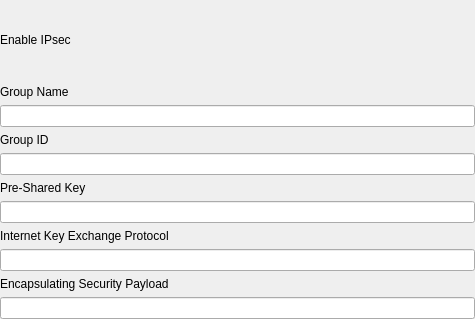
Above: plugins/network/src/plugin/setting-widget/vpn/vpn-ipsec.ui from openeuler-mirror/kiran-control-panel before the change. Below: the same form after it.
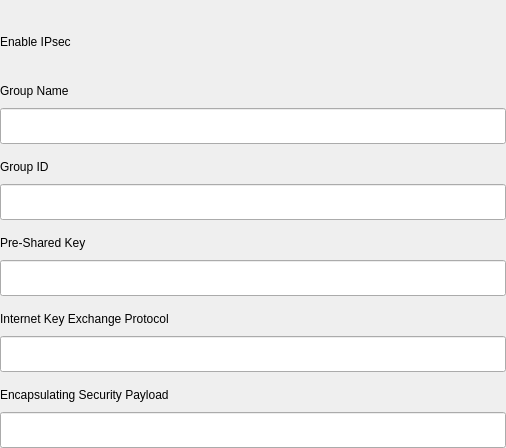
That is the form after the change.

```diff
--- a/plugins/network/src/plugin/setting-widget/vpn/vpn-ipsec.ui
+++ b/plugins/network/src/plugin/setting-widget/vpn/vpn-ipsec.ui
@@ -6,19 +6,28 @@
    <rect>
     <x>0</x>
     <y>0</y>
-    <width>475</width>
-    <height>319</height>
+    <width>506</width>
+    <height>448</height>
    </rect>
   </property>
+  <property name="sizePolicy">
+   <sizepolicy hsizetype="Preferred" vsizetype="Preferred">
+    <horstretch>0</horstretch>
+    <verstretch>0</verstretch>
+   </sizepolicy>
+  </property>
   <property name="windowTitle">
    <string>VpnIPsec</string>
   </property>
-  <layout class="QVBoxLayout" name="verticalScrollAreaWidgetContentsLayout">
+  <layout class="QVBoxLayout" name="verticalLayout_7">
+   <property name="spacing">
+    <number>8</number>
+   </property>
    <property name="leftMargin">
     <number>0</number>
    </property>
    <property name="topMargin">
-    <number>0</number>
+    <number>8</number>
    </property>
    <property name="rightMargin">
     <number>0</number>
@@ -52,7 +61,10 @@
    </item>
    <item>
     <widget class="QWidget" name="IPsecWidget" native="true">
-     <layout class="QVBoxLayout" name="m_verticalDeviceWidgetLayout">
+     <layout class="QVBoxLayout" name="verticalLayout_6">
+      <property name="spacing">
+       <number>16</number>
+      </property>
       <property name="leftMargin">
        <number>0</number>
       </property>
@@ -64,6 +76,11 @@
       </property>
       <property name="bottomMargin">
        <number>0</number>
+      </property>
+      <item>
+       <layout class="QVBoxLayout" name="verticalLayout">
+        <property name="spacing">
+         <number>10</number>
       </property>
       <item>
        <widget class="QLabel" name="label_2">
@@ -73,8 +90,28 @@
        </widget>
       </item>
       <item>
-       <widget class="QLineEdit" name="groupName"/>
-      </item>
+         <widget class="QLineEdit" name="groupName">
+          <property name="minimumSize">
+           <size>
+            <width>0</width>
+            <height>36</height>
+           </size>
+          </property>
+          <property name="maximumSize">
+           <size>
+            <width>16777215</width>
+            <height>36</height>
+           </size>
+          </property>
+         </widget>
+        </item>
+       </layout>
+      </item>
+      <item>
+       <layout class="QVBoxLayout" name="verticalLayout_2">
+        <property name="spacing">
+         <number>10</number>
+        </property>
       <item>
        <widget class="QLabel" name="label_3">
         <property name="text">
@@ -83,8 +120,28 @@
        </widget>
       </item>
       <item>
-       <widget class="QLineEdit" name="groupId"/>
-      </item>
+         <widget class="QLineEdit" name="groupId">
+          <property name="minimumSize">
+           <size>
+            <width>0</width>
+            <height>36</height>
+           </size>
+          </property>
+          <property name="maximumSize">
+           <size>
+            <width>16777215</width>
+            <height>36</height>
+           </size>
+          </property>
+         </widget>
+        </item>
+       </layout>
+      </item>
+      <item>
+       <layout class="QVBoxLayout" name="verticalLayout_3">
+        <property name="spacing">
+         <number>10</number>
+        </property>
       <item>
        <widget class="QLabel" name="label_4">
         <property name="text">
@@ -93,8 +150,28 @@
        </widget>
       </item>
       <item>
-       <widget class="QLineEdit" name="preSharedKey"/>
-      </item>
+         <widget class="QLineEdit" name="preSharedKey">
+          <property name="minimumSize">
+           <size>
+            <width>0</width>
+            <height>36</height>
+           </size>
+          </property>
+          <property name="maximumSize">
+           <size>
+            <width>16777215</width>
+            <height>36</height>
+           </size>
+          </property>
+         </widget>
+        </item>
+       </layout>
+      </item>
+      <item>
+       <layout class="QVBoxLayout" name="verticalLayout_4">
+        <property name="spacing">
+         <number>10</number>
+        </property>
       <item>
        <widget class="QLabel" name="label_5">
         <property name="text">
@@ -103,8 +180,28 @@
        </widget>
       </item>
       <item>
-       <widget class="QLineEdit" name="ipsecIKE"/>
-      </item>
+         <widget class="QLineEdit" name="ipsecIKE">
+          <property name="minimumSize">
+           <size>
+            <width>0</width>
+            <height>36</height>
+           </size>
+          </property>
+          <property name="maximumSize">
+           <size>
+            <width>16777215</width>
+            <height>36</height>
+           </size>
+          </property>
+         </widget>
+        </item>
+       </layout>
+      </item>
+      <item>
+       <layout class="QVBoxLayout" name="verticalLayout_5">
+        <property name="spacing">
+         <number>10</number>
+        </property>
       <item>
        <widget class="QLabel" name="label_6">
         <property name="text">
@@ -113,7 +210,22 @@
        </widget>
       </item>
       <item>
-       <widget class="QLineEdit" name="ipsecESP"/>
+         <widget class="QLineEdit" name="ipsecESP">
+          <property name="minimumSize">
+           <size>
+            <width>0</width>
+            <height>36</height>
+           </size>
+          </property>
+          <property name="maximumSize">
+           <size>
+            <width>16777215</width>
+            <height>36</height>
+           </size>
+          </property>
+         </widget>
+        </item>
+       </layout>
       </item>
      </layout>
     </widget>
```
Lines whose indentation alone changed are shown as unchanged.
